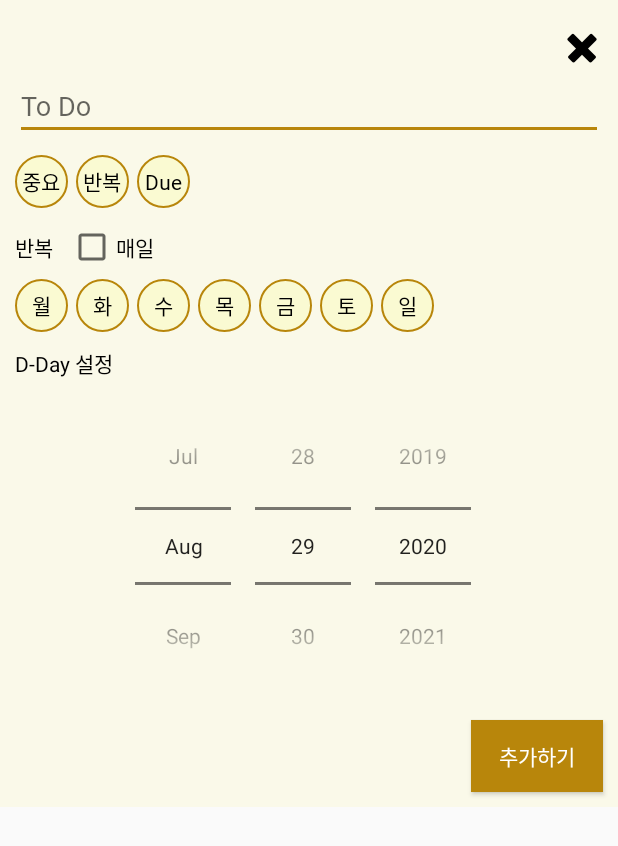
After one commit to HZie/Appsolute-Time-with-Fox, an Android app: the layout activity_add_todo.xml on its own in the app's theme, with its tools: preview values and no code run, on a phone screen of 412 x 824 dp. The commit adds this screen. Shown: the top 846 px of the screen. Run offline under Robolectric (Android 15) with nearby library versions, the phone set to English and light mode, and no system bars.

Commit message:
200829: 할 일 추가 팝업 띄우기

```diff
--- a/app/build.gradle
+++ b/app/build.gradle
@@ -37,5 +37,6 @@ dependencies {
     testImplementation 'junit:junit:4.12'
     androidTestImplementation 'androidx.test.ext:junit:1.1.1'
     androidTestImplementation 'androidx.test.espresso:espresso-core:3.2.0'
+    implementation 'com.google.android.material:material:1.0.0-beta01'
 
 }
--- /dev/null
+++ b/app/src/main/java/com/example/todolist/AddTodoActivity.java
@@ -0,0 +1,69 @@
+package com.example.todolist;
+
+import androidx.appcompat.app.AppCompatActivity;
+
+import android.app.Activity;
+import android.app.Dialog;
+import android.content.Context;
+import android.os.Bundle;
+import android.util.DisplayMetrics;
+import android.view.MotionEvent;
+import android.view.View;
+import android.view.Window;
+import android.view.WindowManager;
+import android.widget.Button;
+import android.widget.ImageButton;
+
+import com.example.todolist.databinding.ActivityAddTodoBinding;
+import com.example.todolist.databinding.ActivityMainBinding;
+
+public class AddTodoActivity extends Activity{
+    ActivityAddTodoBinding binding;
+    ImageButton closeBtn;
+    Button saveBtn;
+
+    @Override
+    protected void onCreate(Bundle savedInstanceState) {
+        super.onCreate(savedInstanceState);
+        requestWindowFeature(Window.FEATURE_NO_TITLE);
+        binding = ActivityAddTodoBinding.inflate(getLayoutInflater());
+        View view = binding.getRoot();
+        setContentView(view);
+
+
+        DisplayMetrics dm = getApplicationContext().getResources().getDisplayMetrics();
+        int width = (int) (dm.widthPixels * 0.9); // Display 사이즈의 90%
+        getWindow().getAttributes().width = width;
+
+
+        closeBtn = binding.closeBtn;
+        closeBtn.setOnClickListener(new View.OnClickListener(){
+            @Override
+            public void onClick(View view) {
+                finish();
+            }
+        });
+
+        saveBtn = binding.saveBtn;
+        saveBtn.setOnClickListener(new View.OnClickListener(){
+            @Override
+            public void onClick(View view) {
+                // TODO: realm에 저장하는 코드 작성
+
+                finish();
+            }
+        });
+    }
+
+    public boolean onTouchEvent(MotionEvent event){
+        if(event.getAction() == MotionEvent.ACTION_OUTSIDE){
+            return false;
+        }
+        return true;
+    }
+
+    @Override
+    public void onBackPressed() {
+        finish();
+    }
+}
--- a/app/src/main/java/com/example/todolist/MainActivity.java
+++ b/app/src/main/java/com/example/todolist/MainActivity.java
@@ -102,6 +102,8 @@ public class MainActivity extends AppCompatActivity {
             @Override
             public void onClick(View view) {
                 // TODO: 할 일 추가 화면 여기서 띄우기
+                Intent intent = new Intent(MainActivity.this, AddTodoActivity.class);
+                startActivityForResult(intent,1);
             }
         });
 
--- /dev/null
+++ b/app/src/main/res/drawable/circle_btn.xml
@@ -0,0 +1,22 @@
+<?xml version="1.0" encoding="utf-8"?>
+<shape xmlns:android="http://schemas.android.com/apk/res/android" android:shape="rectangle" >
+    <corners
+        android:radius="100dp"
+        />
+    <padding
+        android:left="0dp"
+        android:top="0dp"
+        android:right="0dp"
+        android:bottom="0dp"
+        />
+    <size
+        android:width="35dp"
+        android:height="35dp"
+        />
+    <solid
+        android:color="@color/weekBtnUnchecked"
+        />
+    <stroke
+        android:color="@color/weekBtnChecked"
+        android:width="1dp"/>
+</shape>
--- /dev/null
+++ b/app/src/main/res/layout/activity_add_todo.xml
@@ -0,0 +1,306 @@
+<?xml version="1.0" encoding="utf-8"?>
+<LinearLayout xmlns:android="http://schemas.android.com/apk/res/android"
+    android:layout_width="match_parent"
+    android:layout_height="wrap_content"
+    android:background="#59F8F5C8"
+    android:orientation="vertical">
+
+    <LinearLayout
+        android:layout_width="match_parent"
+        android:layout_height="wrap_content"
+        android:orientation="horizontal">
+
+        <Space
+            android:layout_width="wrap_content"
+            android:layout_height="wrap_content"
+            android:layout_weight="1" />
+
+        <ImageButton
+            android:id="@+id/closeBtn"
+            android:layout_width="wrap_content"
+            android:layout_height="40dp"
+            android:layout_gravity="center"
+            android:layout_marginTop="8dp"
+            android:layout_marginEnd="8dp"
+            android:background="#00FFFFFF"
+            android:src="@android:drawable/ic_delete"
+            android:tint="#000000" />
+    </LinearLayout>
+
+    <EditText
+        android:id="@+id/addTodoTF"
+        android:layout_width="match_parent"
+        android:layout_height="wrap_content"
+        android:layout_marginStart="10dp"
+        android:layout_marginEnd="10dp"
+        android:fontFamily="@font/baekboam_normalfont"
+        android:hint="To Do" />
+
+
+    <LinearLayout
+        android:id="@+id/optionLayout"
+        android:layout_width="match_parent"
+        android:layout_height="wrap_content"
+        android:layout_marginStart="10dp"
+        android:layout_marginTop="10dp"
+        android:layout_marginEnd="10dp"
+        android:gravity="center_vertical"
+        android:orientation="horizontal">
+
+        <TextView
+            android:id="@+id/importantBtn"
+            android:layout_width="wrap_content"
+            android:layout_height="wrap_content"
+            android:background="@drawable/circle_btn"
+            android:fontFamily="@font/baekboam_normalfont"
+            android:gravity="center"
+            android:text="중요"
+            android:textAlignment="gravity"
+            android:textAllCaps="true"
+            android:textColor="#000000"
+            android:textSize="14sp" />
+
+        <Space
+            android:layout_width="5dp"
+            android:layout_height="0dp" />
+
+        <TextView
+            android:id="@+id/repeatBtn"
+            android:layout_width="wrap_content"
+            android:layout_height="match_parent"
+            android:background="@drawable/circle_btn"
+            android:fontFamily="@font/baekboam_normalfont"
+            android:gravity="center"
+            android:text="반복"
+            android:textAlignment="gravity"
+            android:textAllCaps="true"
+            android:textColor="#000000"
+            android:textSize="14sp" />
+
+        <Space
+            android:layout_width="5dp"
+            android:layout_height="0dp" />
+
+        <TextView
+            android:id="@+id/dDayBtn"
+            android:layout_width="wrap_content"
+            android:layout_height="wrap_content"
+            android:background="@drawable/circle_btn"
+            android:fontFamily="@font/baekboam_normalfont"
+            android:gravity="center"
+            android:text="Due"
+            android:textAlignment="gravity"
+            android:textAllCaps="false"
+            android:textColor="#000000"
+            android:textSize="14sp" />
+
+    </LinearLayout>
+
+
+    <LinearLayout
+        android:id="@+id/repeatLayout"
+        android:layout_width="match_parent"
+        android:layout_height="wrap_content"
+        android:layout_marginStart="10dp"
+        android:layout_marginTop="10dp"
+        android:layout_marginEnd="10dp"
+        android:orientation="vertical">
+
+        <LinearLayout
+            android:layout_width="match_parent"
+            android:layout_height="match_parent"
+            android:layout_marginBottom="5dp"
+            android:orientation="horizontal">
+
+            <TextView
+                android:id="@+id/textView6"
+                android:layout_width="wrap_content"
+                android:layout_height="wrap_content"
+                android:fontFamily="@font/baekboam_normalfont"
+                android:text="반복"
+                android:textColor="#000000" />
+
+            <Space
+                android:layout_width="10dp"
+                android:layout_height="0dp" />
+
+            <CheckBox
+                android:id="@+id/checkBox"
+                android:layout_width="wrap_content"
+                android:layout_height="wrap_content"
+                android:fontFamily="@font/baekboam_normalfont"
+                android:text="매일" />
+        </LinearLayout>
+
+        <LinearLayout
+            android:layout_width="match_parent"
+            android:layout_height="match_parent"
+            android:orientation="horizontal">
+
+            <TextView
+                android:id="@+id/monBtn"
+                android:layout_width="wrap_content"
+                android:layout_height="wrap_content"
+                android:background="@drawable/circle_btn"
+                android:fontFamily="@font/baekboam_normalfont"
+                android:gravity="center"
+                android:text="월"
+                android:textAlignment="gravity"
+                android:textAllCaps="true"
+                android:textColor="#000000"
+                android:textSize="14sp" />
+
+            <Space
+                android:layout_width="5dp"
+                android:layout_height="0dp" />
+
+            <TextView
+                android:id="@+id/tueBtn"
+                android:layout_width="wrap_content"
+                android:layout_height="wrap_content"
+                android:background="@drawable/circle_btn"
+                android:fontFamily="@font/baekboam_normalfont"
+                android:gravity="center"
+                android:text="화"
+                android:textAlignment="gravity"
+                android:textAllCaps="true"
+                android:textColor="#000000"
+                android:textSize="14sp" />
+
+            <Space
+                android:layout_width="5dp"
+                android:layout_height="0dp" />
+
+            <TextView
+                android:id="@+id/wedBtn"
+                android:layout_width="wrap_content"
+                android:layout_height="wrap_content"
+                android:background="@drawable/circle_btn"
+                android:fontFamily="@font/baekboam_normalfont"
+                android:gravity="center"
+                android:text="수"
+                android:textAlignment="gravity"
+                android:textAllCaps="true"
+                android:textColor="#000000"
+                android:textSize="14sp" />
+
+            <Space
+                android:layout_width="5dp"
+                android:layout_height="0dp" />
+
+            <TextView
+                android:id="@+id/thuBtn"
+                android:layout_width="wrap_content"
+                android:layout_height="wrap_content"
+                android:background="@drawable/circle_btn"
+                android:fontFamily="@font/baekboam_normalfont"
+                android:gravity="center"
+                android:text="목"
+                android:textAlignment="gravity"
+                android:textAllCaps="true"
+                android:textColor="#000000"
+                android:textSize="14sp" />
+
+            <Space
+                android:layout_width="5dp"
+                android:layout_height="0dp" />
+
+            <TextView
+                android:id="@+id/friBtn"
+                android:layout_width="wrap_content"
+                android:layout_height="wrap_content"
+                android:background="@drawable/circle_btn"
+                android:fontFamily="@font/baekboam_normalfont"
+                android:gravity="center"
+                android:text="금"
+                android:textAlignment="gravity"
+                android:textAllCaps="true"
+                android:textColor="#000000"
+                android:textSize="14sp" />
+
+            <Space
+                android:layout_width="5dp"
+                android:layout_height="0dp" />
+
+            <TextView
+                android:id="@+id/satBtn"
+                android:layout_width="wrap_content"
+                android:layout_height="wrap_content"
+                android:background="@drawable/circle_btn"
+                android:fontFamily="@font/baekboam_normalfont"
+                android:gravity="center"
+                android:text="토"
+                android:textAlignment="gravity"
+                android:textAllCaps="true"
+                android:textColor="#000000"
+                android:textSize="14sp" />
+
+            <Space
+                android:layout_width="5dp"
+                android:layout_height="0dp" />
+
+            <TextView
+                android:id="@+id/sunBtn"
+                android:layout_width="wrap_content"
+                android:layout_height="wrap_content"
+                android:background="@drawable/circle_btn"
+                android:fontFamily="@font/baekboam_normalfont"
+                android:gravity="center"
+                android:text="일"
+                android:textAlignment="gravity"
+                android:textAllCaps="true"
+                android:textColor="#000000"
+                android:textSize="14sp" />
+
+
+        </LinearLayout>
+    </LinearLayout>
+
+    <LinearLayout
+        android:id="@+id/ddayLayout"
+        android:layout_width="match_parent"
+        android:layout_height="wrap_content"
+        android:layout_marginStart="10dp"
+        android:layout_marginTop="10dp"
+        android:layout_marginEnd="10dp"
+        android:orientation="vertical">
+
+        <TextView
+            android:id="@+id/textView7"
+            android:layout_width="match_parent"
+            android:layout_height="wrap_content"
+            android:text="D-Day 설정"
+            android:textColor="#000000" />
+
+        <DatePicker
+            android:layout_width="match_parent"
+            android:layout_height="wrap_content"
+            android:layout_marginTop="5dp"
+            android:calendarViewShown="false"
+            android:datePickerMode="spinner" />
+    </LinearLayout>
+
+    <LinearLayout
+        android:layout_width="match_parent"
+        android:layout_height="match_parent"
+        android:orientation="horizontal">
+
+        <Space
+            android:layout_width="wrap_content"
+            android:layout_height="wrap_content"
+            android:layout_weight="1" />
+
+        <Button
+            android:id="@+id/saveBtn"
+            android:layout_width="wrap_content"
+            android:layout_height="wrap_content"
+            android:layout_marginTop="10dp"
+            android:layout_marginEnd="10dp"
+            android:layout_marginBottom="10dp"
+            android:background="@color/weekBtnChecked"
+            android:fontFamily="@font/baekboam_normalfont"
+            android:text="추가하기"
+            android:textColor="#FFFFFF" />
+    </LinearLayout>
+
+</LinearLayout>
--- a/app/src/main/res/layout/fragment_d_day.xml
+++ b/app/src/main/res/layout/fragment_d_day.xml
@@ -3,6 +3,7 @@
     xmlns:tools="http://schemas.android.com/tools"
     android:layout_width="match_parent"
     android:layout_height="match_parent"
+    android:background="#83838383"
     tools:context=".DDayFragment">
 
 
--- a/app/src/main/res/layout/fragment_todo.xml
+++ b/app/src/main/res/layout/fragment_todo.xml
@@ -3,19 +3,20 @@
     xmlns:tools="http://schemas.android.com/tools"
     android:layout_width="match_parent"
     android:layout_height="match_parent"
+    android:background="#83838383"
     tools:context=".ToDoFragment">
 
 
     <androidx.recyclerview.widget.RecyclerView
         android:id="@+id/todoRecyclerView"
         android:layout_width="match_parent"
-        android:layout_height="match_parent"/>
+        android:layout_height="match_parent" />
 
     <TextView
         android:id="@+id/textView2"
         android:layout_width="wrap_content"
         android:layout_height="wrap_content"
+        android:layout_gravity="center"
         android:text="To Do Fragment"
-        android:textSize="30sp"
-        android:layout_gravity="center"/>
+        android:textSize="30sp" />
 </FrameLayout>
--- a/app/src/main/res/values/colors.xml
+++ b/app/src/main/res/values/colors.xml
@@ -2,5 +2,7 @@
 <resources>
     <color name="colorPrimary">#6200EE</color>
     <color name="colorPrimaryDark">#3700B3</color>
-    <color name="colorAccent">#03DAC5</color>
+    <color name="colorAccent">#B8860B</color>
+    <color name="weekBtnChecked">#B8860B</color>
+    <color name="weekBtnUnchecked">#FAFAD2</color>
 </resources>
--- a/app/src/main/res/values/strings.xml
+++ b/app/src/main/res/values/strings.xml
@@ -1,5 +1,5 @@
 <resources>
-    <string name="app_name">Appsolute_TodoList</string>
+    <string name="app_name">여우와의 약속</string>
     <string name="action_settings">Settings</string>
     <!-- Strings used for fragments for navigation -->
     <string name="first_fragment_label">First Fragment</string>
--- a/app/src/main/res/values/styles.xml
+++ b/app/src/main/res/values/styles.xml
@@ -10,4 +10,6 @@
         <item name="windowActionBar">false</item>
         <item name="windowNoTitle">true</item>
     </style>
+
+
 </resources>
```
Also changed, not shown: app/src/main/AndroidManifest.xml (+6 -2 lines).
